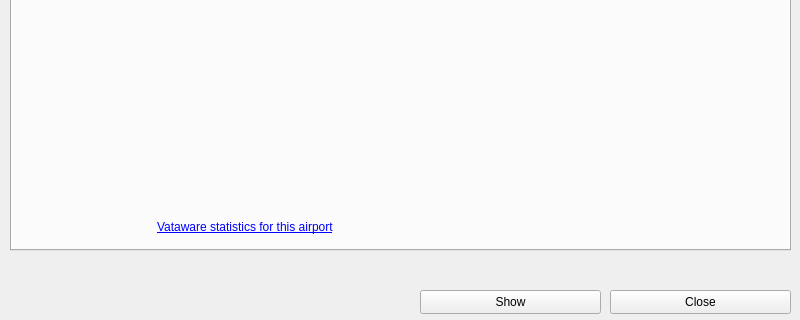
Old version of the form source/ui/resources/airportdetailswindow.ui in the repository Vatsinator/vatsinator-legacy; both pictures show x 0 to 800 and y 180 to 500 of the 800 by 500 pixel window.
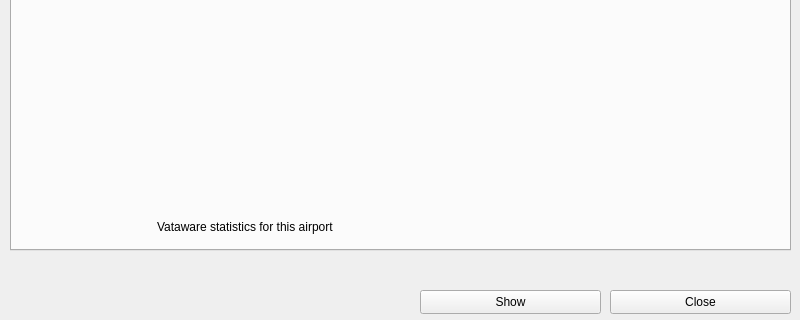
New version of the form. The open tabs and pages were chosen to show the change. Icons and pictures are not drawn.

```diff
--- a/source/ui/resources/airportdetailswindow.ui
+++ b/source/ui/resources/airportdetailswindow.ui
@@ -414,7 +414,7 @@
         <item>
          <widget class="QLabel" name="VatawareAirportLinkLabel">
           <property name="text">
-           <string>&lt;a href=&quot;http://www.vataware.com/&quot;&gt;Vataware statistics for this airport&lt;/a&gt;</string>
+           <string>Vataware statistics for this airport</string>
           </property>
           <property name="openExternalLinks">
            <bool>true</bool>
```
